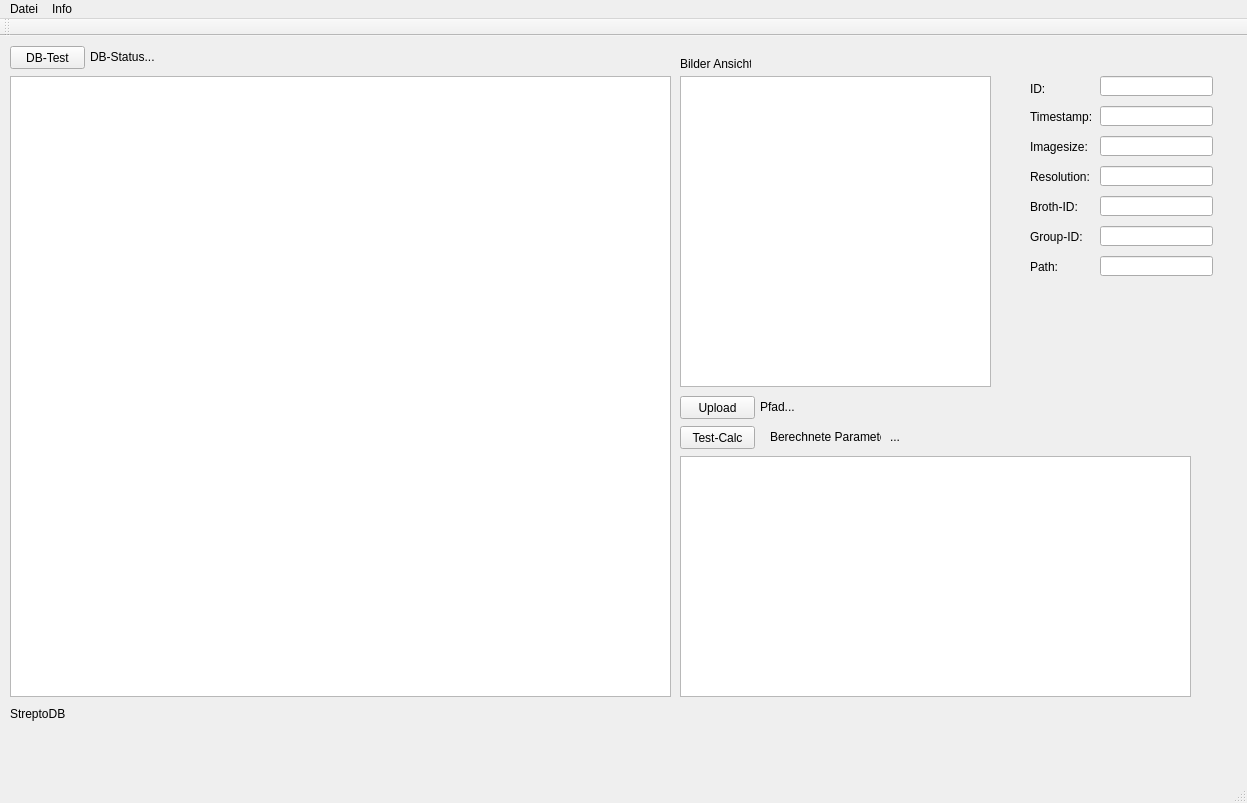
alexjanssen/StreptoDB, file StreptoDB/StreptoGUI.ui: the form before one commit.
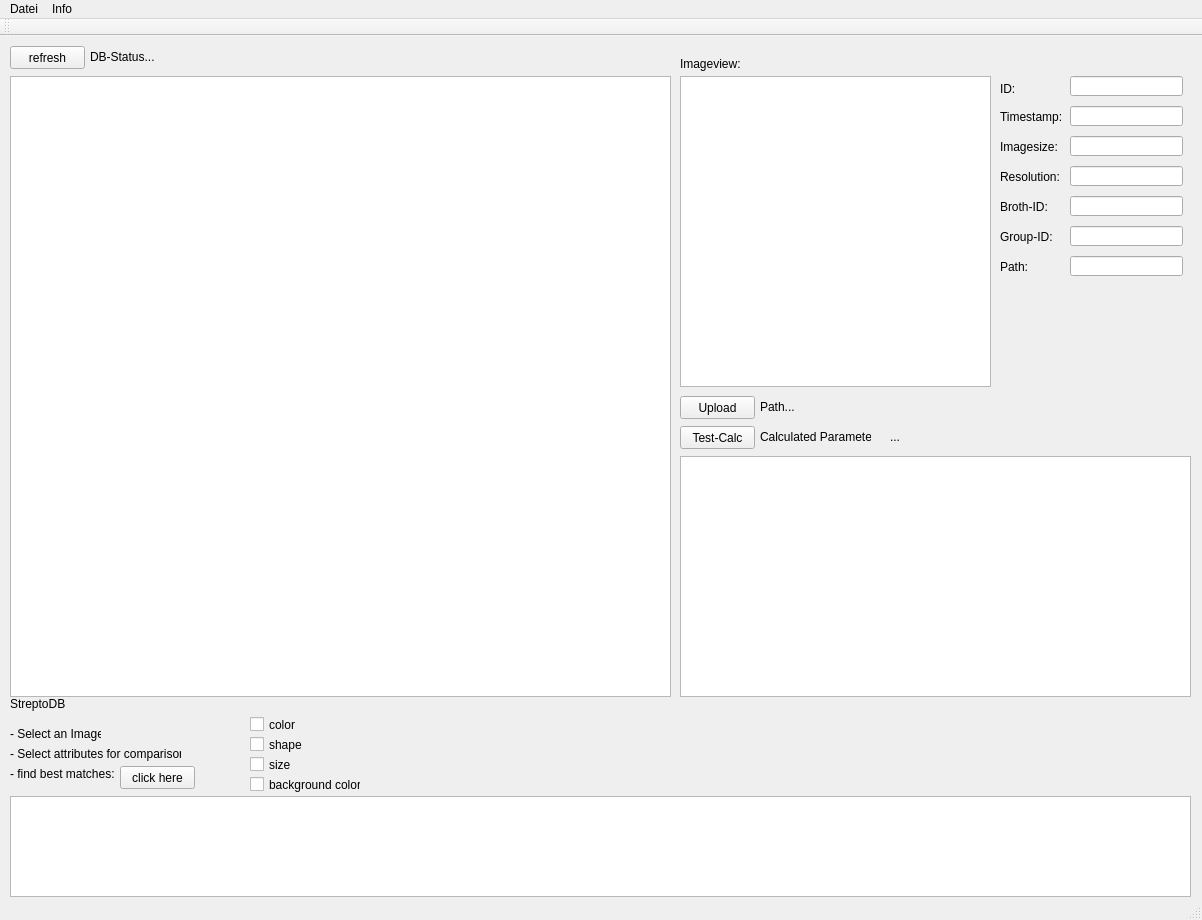
The form after the commit.

Commit message:
DBController -function  vector<Compare> getCompare(double,int,int) added //returns Vector of Images with absolute difference for a specific Classification Parameter and a given Value
-callback_compare() added
StreptoGui.ui
-added tableWidget and button to return result of comparison

Compare.cpp added
-model for result of comparison

Diff of the .ui file:
```diff
--- a/StreptoDB/StreptoGUI.ui
+++ b/StreptoDB/StreptoGUI.ui
@@ -6,8 +6,8 @@
    <rect>
     <x>0</x>
     <y>0</y>
-    <width>1247</width>
-    <height>803</height>
+    <width>1202</width>
+    <height>920</height>
    </rect>
   </property>
   <property name="windowTitle">
@@ -30,7 +30,7 @@
    <widget class="QLineEdit" name="line_ID">
     <property name="geometry">
      <rect>
-      <x>1100</x>
+      <x>1070</x>
       <y>40</y>
       <width>113</width>
       <height>20</height>
@@ -41,7 +41,7 @@
     <property name="geometry">
      <rect>
       <x>10</x>
-      <y>670</y>
+      <y>660</y>
       <width>251</width>
       <height>16</height>
      </rect>
@@ -80,7 +80,7 @@
      </rect>
     </property>
     <property name="text">
-     <string>Bilder Ansicht:</string>
+     <string>Imageview:</string>
     </property>
    </widget>
    <widget class="QLabel" name="label_3">
@@ -88,12 +88,12 @@
      <rect>
       <x>760</x>
       <y>360</y>
-      <width>341</width>
+      <width>431</width>
       <height>21</height>
      </rect>
     </property>
     <property name="text">
-     <string>Pfad...</string>
+     <string>Path...</string>
     </property>
    </widget>
    <widget class="QPushButton" name="bttn_loadDB">
@@ -106,7 +106,7 @@
      </rect>
     </property>
     <property name="text">
-     <string>DB-Test</string>
+     <string>refresh</string>
     </property>
    </widget>
    <widget class="QLabel" name="label_4">
@@ -125,7 +125,7 @@
    <widget class="QLabel" name="label_5">
     <property name="geometry">
      <rect>
-      <x>1030</x>
+      <x>1000</x>
       <y>43</y>
       <width>71</width>
       <height>20</height>
@@ -138,7 +138,7 @@
    <widget class="QLabel" name="label_6">
     <property name="geometry">
      <rect>
-      <x>1030</x>
+      <x>1000</x>
       <y>70</y>
       <width>71</width>
       <height>21</height>
@@ -151,7 +151,7 @@
    <widget class="QLineEdit" name="line_timestamp">
     <property name="geometry">
      <rect>
-      <x>1100</x>
+      <x>1070</x>
       <y>70</y>
       <width>113</width>
       <height>20</height>
@@ -161,7 +161,7 @@
    <widget class="QLabel" name="label_7">
     <property name="geometry">
      <rect>
-      <x>1030</x>
+      <x>1000</x>
       <y>100</y>
       <width>71</width>
       <height>21</height>
@@ -174,7 +174,7 @@
    <widget class="QLineEdit" name="line_imgSize">
     <property name="geometry">
      <rect>
-      <x>1100</x>
+      <x>1070</x>
       <y>100</y>
       <width>113</width>
       <height>20</height>
@@ -184,7 +184,7 @@
    <widget class="QLabel" name="label_8">
     <property name="geometry">
      <rect>
-      <x>1030</x>
+      <x>1000</x>
       <y>130</y>
       <width>71</width>
       <height>21</height>
@@ -197,7 +197,7 @@
    <widget class="QLineEdit" name="line_resolution">
     <property name="geometry">
      <rect>
-      <x>1100</x>
+      <x>1070</x>
       <y>130</y>
       <width>113</width>
       <height>20</height>
@@ -207,7 +207,7 @@
    <widget class="QLabel" name="label_9">
     <property name="geometry">
      <rect>
-      <x>1030</x>
+      <x>1000</x>
       <y>160</y>
       <width>71</width>
       <height>21</height>
@@ -220,7 +220,7 @@
    <widget class="QLineEdit" name="line_brothID">
     <property name="geometry">
      <rect>
-      <x>1100</x>
+      <x>1070</x>
       <y>160</y>
       <width>113</width>
       <height>20</height>
@@ -230,7 +230,7 @@
    <widget class="QLabel" name="label_10">
     <property name="geometry">
      <rect>
-      <x>1030</x>
+      <x>1000</x>
       <y>190</y>
       <width>71</width>
       <height>21</height>
@@ -243,7 +243,7 @@
    <widget class="QLineEdit" name="line_groupID">
     <property name="geometry">
      <rect>
-      <x>1100</x>
+      <x>1070</x>
       <y>190</y>
       <width>113</width>
       <height>20</height>
@@ -263,14 +263,14 @@
    <widget class="QLabel" name="label_11">
     <property name="geometry">
      <rect>
-      <x>770</x>
+      <x>760</x>
       <y>390</y>
       <width>111</width>
       <height>21</height>
      </rect>
     </property>
     <property name="text">
-     <string>Berechnete Parameter:</string>
+     <string>Calculated Parameter:</string>
     </property>
    </widget>
    <widget class="QLabel" name="label_12">
@@ -302,7 +302,7 @@
    <widget class="QLineEdit" name="line_path">
     <property name="geometry">
      <rect>
-      <x>1100</x>
+      <x>1070</x>
       <y>220</y>
       <width>113</width>
       <height>20</height>
@@ -312,7 +312,7 @@
    <widget class="QLabel" name="label_13">
     <property name="geometry">
      <rect>
-      <x>1030</x>
+      <x>1000</x>
       <y>220</y>
       <width>71</width>
       <height>21</height>
@@ -322,13 +322,136 @@
      <string>Path:</string>
     </property>
    </widget>
+   <widget class="QTableWidget" name="tableWidget_3">
+    <property name="geometry">
+     <rect>
+      <x>10</x>
+      <y>760</y>
+      <width>1181</width>
+      <height>101</height>
+     </rect>
+    </property>
+   </widget>
+   <widget class="QLabel" name="label_14">
+    <property name="geometry">
+     <rect>
+      <x>10</x>
+      <y>690</y>
+      <width>91</width>
+      <height>16</height>
+     </rect>
+    </property>
+    <property name="layoutDirection">
+     <enum>Qt::LeftToRight</enum>
+    </property>
+    <property name="text">
+     <string>- Select an Image</string>
+    </property>
+   </widget>
+   <widget class="QLabel" name="label_15">
+    <property name="geometry">
+     <rect>
+      <x>10</x>
+      <y>710</y>
+      <width>171</width>
+      <height>16</height>
+     </rect>
+    </property>
+    <property name="layoutDirection">
+     <enum>Qt::LeftToRight</enum>
+    </property>
+    <property name="text">
+     <string>- Select attributes for comparison:</string>
+    </property>
+   </widget>
+   <widget class="QCheckBox" name="checkBox_color">
+    <property name="geometry">
+     <rect>
+      <x>250</x>
+      <y>680</y>
+      <width>51</width>
+      <height>17</height>
+     </rect>
+    </property>
+    <property name="text">
+     <string>color</string>
+    </property>
+   </widget>
+   <widget class="QCheckBox" name="checkBox_shape">
+    <property name="geometry">
+     <rect>
+      <x>250</x>
+      <y>700</y>
+      <width>61</width>
+      <height>17</height>
+     </rect>
+    </property>
+    <property name="text">
+     <string>shape</string>
+    </property>
+   </widget>
+   <widget class="QCheckBox" name="checkBox_size">
+    <property name="geometry">
+     <rect>
+      <x>250</x>
+      <y>720</y>
+      <width>101</width>
+      <height>17</height>
+     </rect>
+    </property>
+    <property name="text">
+     <string>size</string>
+    </property>
+   </widget>
+   <widget class="QCheckBox" name="checkBox_bgColor">
+    <property name="geometry">
+     <rect>
+      <x>250</x>
+      <y>740</y>
+      <width>111</width>
+      <height>17</height>
+     </rect>
+    </property>
+    <property name="text">
+     <string>background color</string>
+    </property>
+   </widget>
+   <widget class="QLabel" name="label_16">
+    <property name="geometry">
+     <rect>
+      <x>10</x>
+      <y>730</y>
+      <width>171</width>
+      <height>16</height>
+     </rect>
+    </property>
+    <property name="layoutDirection">
+     <enum>Qt::LeftToRight</enum>
+    </property>
+    <property name="text">
+     <string>- find best matches:</string>
+    </property>
+   </widget>
+   <widget class="QPushButton" name="bttn_compare">
+    <property name="geometry">
+     <rect>
+      <x>120</x>
+      <y>730</y>
+      <width>75</width>
+      <height>23</height>
+     </rect>
+    </property>
+    <property name="text">
+     <string>click here</string>
+    </property>
+   </widget>
   </widget>
   <widget class="QMenuBar" name="menuBar">
    <property name="geometry">
     <rect>
      <x>0</x>
      <y>0</y>
-     <width>1247</width>
+     <width>1202</width>
      <height>21</height>
     </rect>
    </property>
```
Left out of the diff: 21 changed lines with no effect on the pictures. The commit also changes 9 other files.
